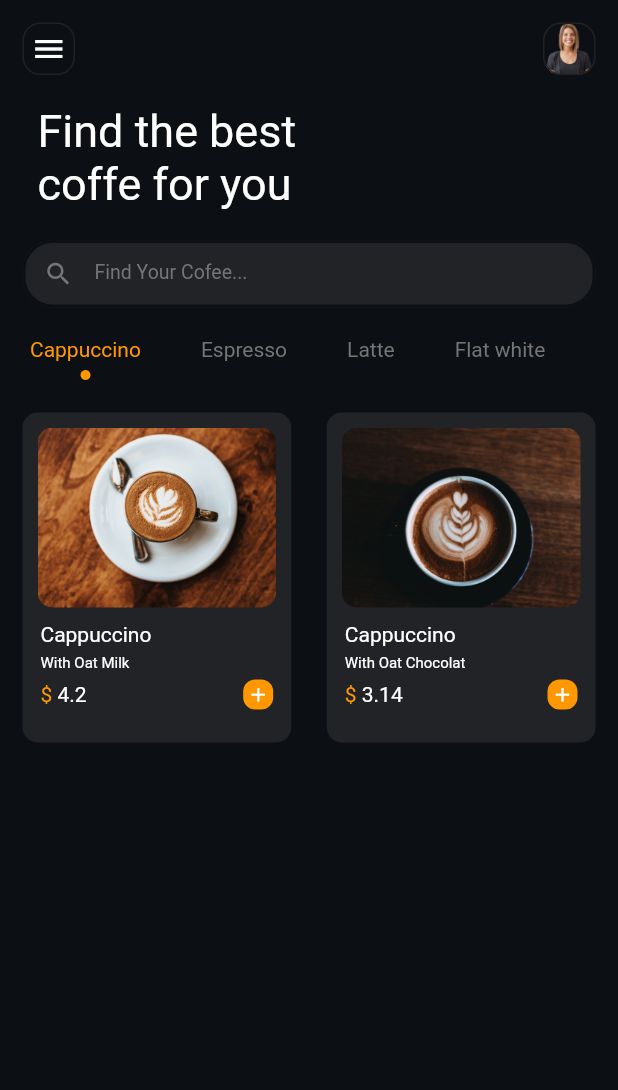
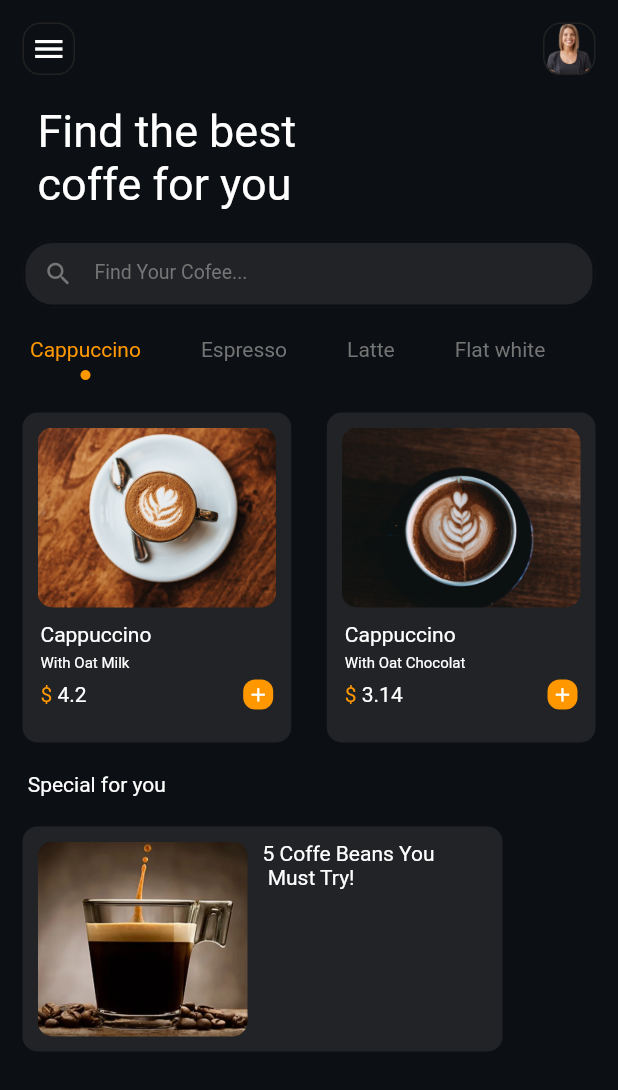
Before and after one commit to ruvima/coffee_shop_ui, a Flutter app: the screen it shows after launch, on a phone screen of 412 x 824 dp. Shown: the top 1090 px of the screen. Run offline on Flutter 3.47's test engine with Material 2 defaults, Android fonts, the phone set to English and light mode, and no system bars; our stand-ins replace flutter_riverpod.

Commit message:
special coffee recomendation

```diff
--- a/lib/screen/home_screen.dart
+++ b/lib/screen/home_screen.dart
@@ -1,6 +1,8 @@
+import 'package:flutter/material.dart';
+
 import 'package:coffee_shop_ui/widgets/coffe_vertical_container.dart';
 import 'package:coffee_shop_ui/widgets/coffee_list.dart';
-import 'package:flutter/material.dart';
+import 'package:coffee_shop_ui/widgets/coffee_special.dart';
 import 'package:coffee_shop_ui/widgets/appbar_icon.dart';
 import 'package:coffee_shop_ui/widgets/search_bar.dart';
 import 'package:coffee_shop_ui/widgets/title_text.dart';
@@ -29,6 +31,7 @@ class HomeScreen extends StatelessWidget {
                 SizedBox(height: 20),
                 CoffeVerticalContainer(),
                 SizedBox(height: 20),
+                CoffeeSpecial(),
               ],
             ),
           ),
--- a/lib/widgets/coffe_vertical_container.dart
+++ b/lib/widgets/coffe_vertical_container.dart
@@ -53,7 +53,11 @@ class CoffeeBox extends ConsumerWidget {
       child: Column(
         crossAxisAlignment: CrossAxisAlignment.start,
         children: [
-          CoffeeImage(num: num, index: selectedCofee.selectedIndex),
+          CoffeeImage(
+            num: num,
+            index: selectedCofee.selectedIndex,
+            height: 120,
+          ),
           Padding(
             padding: const EdgeInsets.only(left: 12.0, right: 12.0, bottom: 5),
             child: Text(
@@ -108,18 +112,23 @@ class CoffeeBox extends ConsumerWidget {
 }
 
 class CoffeeImage extends StatelessWidget {
-  const CoffeeImage({
-    Key? key,
-    required this.index,
-    required this.num,
-  }) : super(key: key);
+  const CoffeeImage(
+      {Key? key,
+      required this.index,
+      required this.num,
+      this.width,
+      this.height})
+      : super(key: key);
   final int index;
   final int num;
+  final double? height;
+  final double? width;
   @override
   Widget build(BuildContext context) {
     return Container(
       margin: const EdgeInsets.all(10),
-      height: 120,
+      height: height,
+      width: width,
       decoration: BoxDecoration(
         borderRadius: BorderRadius.circular(10),
         image: DecorationImage(
--- /dev/null
+++ b/lib/widgets/coffee_special.dart
@@ -0,0 +1,51 @@
+import 'package:flutter/material.dart';
+import 'package:coffee_shop_ui/widgets/coffe_vertical_container.dart';
+
+class CoffeeSpecial extends StatelessWidget {
+  const CoffeeSpecial({
+    Key? key,
+  }) : super(key: key);
+
+  @override
+  Widget build(BuildContext context) {
+    return Column(
+      crossAxisAlignment: CrossAxisAlignment.start,
+      children: [
+        const Text(
+          ' Special for you',
+          style: TextStyle(
+              fontWeight: FontWeight.w500, fontFamily: 'Roboto-Regular'),
+        ),
+        const SizedBox(height: 20),
+        Container(
+          width: 320,
+          height: 150,
+          decoration: BoxDecoration(
+            borderRadius: BorderRadius.circular(10),
+            color: Colors.grey.shade600.withOpacity(0.2),
+          ),
+          child: Row(
+            crossAxisAlignment: CrossAxisAlignment.start,
+            children: const [
+              CoffeeImage(
+                index: 1,
+                num: 1,
+                width: 140,
+                height: 140,
+              ),
+              Padding(
+                padding: EdgeInsets.only(top: 10),
+                child: Text(
+                  '5 Coffe Beans You\n Must Try!',
+                  style: TextStyle(
+                      fontWeight: FontWeight.w500,
+                      fontFamily: 'Roboto-Regular'),
+                ),
+              ),
+            ],
+          ),
+        ),
+      ],
+    );
+  }
+}
```
